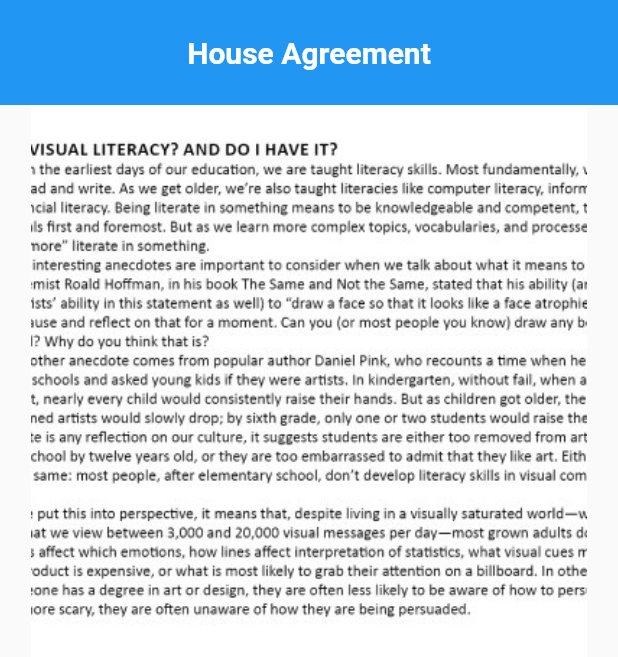
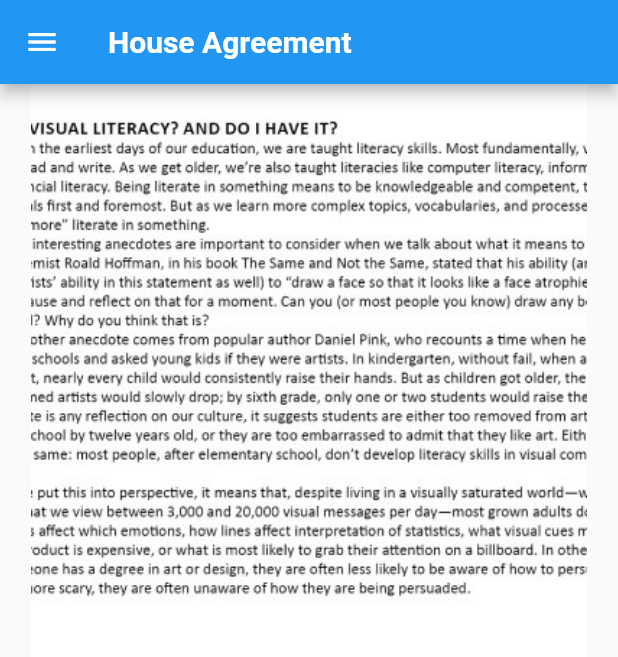
Before and after one commit to HarishGuragol/DocumentScanner, a Flutter app: the screen it shows after launch, on a phone screen of 412 x 824 dp. Shown: the top 657 px of the screen. Run offline on Flutter 3.47's test engine with Material 2 defaults, Android fonts, the phone set to English and light mode, and no system bars; our stand-ins replace firebase_auth, firebase_core, image_cropper, image_picker, modal_progress_hud_nsn; accounts and stored records are empty.

Commit message:
added side drawer

```diff
--- a/lib/screens/imageview.dart
+++ b/lib/screens/imageview.dart
@@ -6,27 +6,11 @@ class ImageView extends StatefulWidget {
 }
 
 class _ImageViewState extends State<ImageView> {
+  final GlobalKey<ScaffoldState> _scaffoldKey = new GlobalKey<ScaffoldState>();
   @override
   Widget build(BuildContext context) {
     return Scaffold(
-      appBar: PreferredSize(
-        preferredSize: Size(100, 80),
-        child: SafeArea(
-          child: Container(
-            height: 70,
-            color: Colors.blue,
-            child: Center(
-                child: const Text(
-              'House Agreement',
-              style: TextStyle(
-                  color: Colors.white,
-                  fontSize: 20.0,
-                  fontWeight: FontWeight.bold),
-            )),
-          ),
-        ),
-      ),
-      //drawerEnableOpenDragGesture: true,
+      key: _scaffoldKey,
       drawer: Drawer(
         child: ListView(
           // ignore: prefer_const_literals_to_create_immutables
@@ -39,7 +23,7 @@ class _ImageViewState extends State<ImageView> {
             // ignore: prefer_const_constructors
             Padding(
               padding: const EdgeInsets.only(top: 30.0, bottom: 25.0),
-              child: ListTile(
+              child: const ListTile(
                 title: Center(
                   child: Text(
                     'Categories',
@@ -55,15 +39,15 @@ class _ImageViewState extends State<ImageView> {
               padding:
                   const EdgeInsets.only(top: 13.0, left: 15.0, right: 15.0),
               child: ElevatedButton(
-                style: ElevatedButton.styleFrom(
+                  style: ElevatedButton.styleFrom(
                   primary: Colors.red[600],
                   onPrimary: Colors.white,
-                  minimumSize: Size(100, 50),
+                  minimumSize: const Size(100, 50),
                 ),
                 onPressed: () {
                   //Navigator.pushNamed(context, '/');
                 },
-                child: Text(
+                child: const Text(
                   'extension',
                   style: TextStyle(fontWeight: FontWeight.bold),
                 ),
@@ -77,12 +61,12 @@ class _ImageViewState extends State<ImageView> {
                 style: ElevatedButton.styleFrom(
                   primary: Colors.orange[600],
                   onPrimary: Colors.white,
-                  minimumSize: Size(100, 50),
+                  minimumSize: const Size(100, 50),
                 ),
                 onPressed: () {
                   //Navigator.pushNamed(context, '/');
                 },
-                child: Text(
+                child: const Text(
                   'hint',
                   style: TextStyle(fontWeight: FontWeight.bold),
                 ),
@@ -95,12 +79,12 @@ class _ImageViewState extends State<ImageView> {
                 style: ElevatedButton.styleFrom(
                   primary: Colors.green[600],
                   onPrimary: Colors.white,
-                  minimumSize: Size(100, 50),
+                  minimumSize: const Size(100, 50),
                 ),
                 onPressed: () {
                   //Navigator.pushNamed(context, '/');
                 },
-                child: Text(
+                child: const Text(
                   'revocation',
                   style: TextStyle(fontWeight: FontWeight.bold),
                 ),
@@ -113,12 +97,12 @@ class _ImageViewState extends State<ImageView> {
                 style: ElevatedButton.styleFrom(
                   primary: Colors.indigo[500],
                   onPrimary: Colors.white,
-                  minimumSize: Size(100, 50),
+                  minimumSize: const Size(100, 50),
                 ),
                 onPressed: () {
                   //Navigator.pushNamed(context, '/');
                 },
-                child: Text(
+                child: const Text(
                   'termination',
                   style: TextStyle(fontWeight: FontWeight.bold),
                 ),
@@ -127,6 +111,22 @@ class _ImageViewState extends State<ImageView> {
           ],
         ),
       ),
+      appBar: AppBar(
+        title: const Text(
+          "House Agreement",
+          style: TextStyle(
+              color: Colors.white, fontSize: 20.0, fontWeight: FontWeight.bold),
+        ),
+        leading: Builder(
+          builder: (context) => IconButton(
+            icon: const Icon(Icons.menu),
+            onPressed: () => Scaffold.of(context).openDrawer(),
+          ),
+        ),
+      ),
+
+      //drawerEnableOpenDragGesture: true,
+
       body: Container(
         margin: EdgeInsets.only(
             left: MediaQuery.of(context).size.width * 0.05,
```
